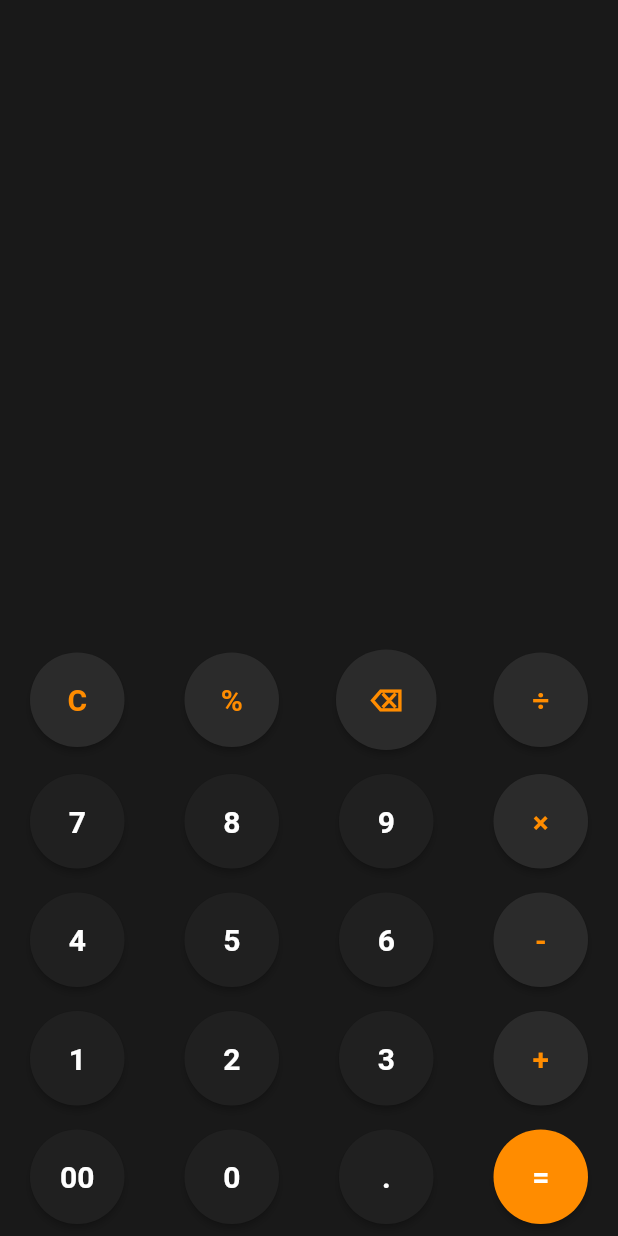
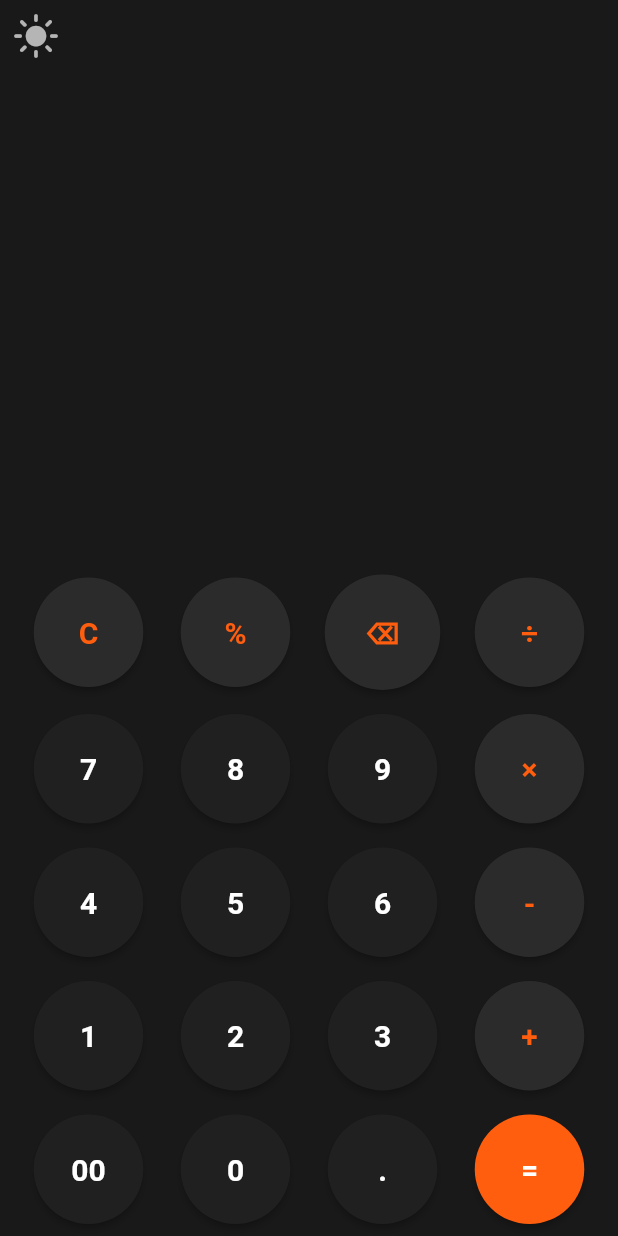
Before and after one commit to dushyant-sharma937/calculator_apk, a Flutter app: the screen it shows after launch, on a phone screen of 412 x 824 dp. Run offline on Flutter 3.47's test engine with Material 2 defaults, Android fonts, the phone set to English and light mode, and no system bars; our stand-ins replace math_expressions.

Commit message:
Added light and dark theme option

```diff
--- a/lib/colors.dart
+++ b/lib/colors.dart
@@ -1,5 +1,7 @@
 import 'package:flutter/material.dart';
 
 const buttonColor = Color.fromRGBO(32, 32, 32, 1);
+const buttonColorLt = Color.fromRGBO(198, 198, 198, 1);
 const operatorColor = Color.fromRGBO(43, 43, 43, 1);
-const highlightColor = Color.fromRGBO(255, 140, 0, 1);
+const operatorColorLt = Color.fromRGBO(230, 230, 230, 1);
+const highlightColor = Color.fromRGBO(255, 94, 14, 1);
--- a/lib/main.dart
+++ b/lib/main.dart
@@ -1,4 +1,4 @@
-import 'dart:math';
+import 'package:flutter/cupertino.dart';
 import 'package:flutter/material.dart';
 import 'package:math_expressions/math_expressions.dart';
 import 'colors.dart';
@@ -35,6 +35,7 @@ class _CalculatorAppState extends State<CalculatorApp> {
   var outputSize = 34.0;
   bool hideInput = false;
   var outputOpacity = 0.7;
+  bool lightTheme = false;
 
   onButtonPressed(value) {
     if (value == 'C') {
@@ -74,8 +75,32 @@ class _CalculatorAppState extends State<CalculatorApp> {
   @override
   Widget build(BuildContext context) {
     return Scaffold(
-      backgroundColor: const Color.fromRGBO(25, 25, 25, 1),
-      body: Column(children: [
+      backgroundColor: lightTheme
+          ? const Color.fromARGB(255, 225, 225, 225)
+          : const Color.fromRGBO(25, 25, 25, 1),
+      body: SafeArea(
+        child: Column(children: [
+          Row(
+            children: [
+              IconButton(
+                  onPressed: () {
+                    setState(() {
+                      lightTheme = !lightTheme;
+                    });
+                  },
+                  icon: lightTheme
+                      ? const Icon(
+                          CupertinoIcons.sun_max_fill,
+                          color: Color.fromARGB(255, 109, 109, 109),
+                          size: 32,
+                        )
+                      : const Icon(
+                          CupertinoIcons.sun_max_fill,
+                          color: Color.fromARGB(207, 217, 217, 217),
+                          size: 32,
+                        )),
+            ],
+          ),
           Expanded(
             child: Container(
               margin: const EdgeInsetsDirectional.only(bottom: 30),
@@ -87,86 +112,152 @@ class _CalculatorAppState extends State<CalculatorApp> {
                 children: [
                   Text(
                     hideInput ? "" : input,
-                  style: const TextStyle(fontSize: 48, color: Colors.white),
+                    style: TextStyle(
+                        fontSize: 48,
+                        color: lightTheme ? Colors.black : Colors.white),
                   ),
                   const SizedBox(
-                  height: 50,
+                    height: 40,
                   ),
                   Text(
                     output,
                     style: TextStyle(
                         fontSize: outputSize,
-                      color: Colors.white.withOpacity(outputOpacity)),
+                        color: lightTheme
+                            ? Colors.black.withOpacity(outputOpacity)
+                            : Colors.white.withOpacity(outputOpacity)),
                   ),
                   const SizedBox(
-                  height: 30,
+                    height: 10,
                   )
                 ],
               ),
             ),
           ),
-        Row(
+          Padding(
+            padding: const EdgeInsets.symmetric(horizontal: 10),
+            child: Row(
               children: [
                 normalbutton(
                     text: 'C',
                     tColor: highlightColor,
-                buttonBgColor: operatorColor),
+                    buttonBgColor:
+                        lightTheme ? operatorColorLt : operatorColor),
                 normalbutton(
                     text: '%',
                     tColor: highlightColor,
-                buttonBgColor: operatorColor),
+                    buttonBgColor:
+                        lightTheme ? operatorColorLt : operatorColor),
                 normalbutton(
                     text: '⌫',
                     tColor: highlightColor,
-                buttonBgColor: operatorColor),
+                    buttonBgColor:
+                        lightTheme ? operatorColorLt : operatorColor),
                 normalbutton(
                     text: '÷',
                     tColor: highlightColor,
-                buttonBgColor: operatorColor),
+                    buttonBgColor:
+                        lightTheme ? operatorColorLt : operatorColor),
               ],
             ),
-        Row(
+          ),
+          Padding(
+            padding: const EdgeInsets.symmetric(horizontal: 10),
+            child: Row(
               children: [
-            normalbutton(text: 7),
-            normalbutton(text: 8),
-            normalbutton(text: 9),
+                normalbutton(
+                    text: 7,
+                    buttonBgColor: lightTheme ? buttonColorLt : buttonColor,
+                    tColor: lightTheme ? Colors.black : Colors.white),
+                normalbutton(
+                    text: 8,
+                    buttonBgColor: lightTheme ? buttonColorLt : buttonColor,
+                    tColor: lightTheme ? Colors.black : Colors.white),
+                normalbutton(
+                    text: 9,
+                    buttonBgColor: lightTheme ? buttonColorLt : buttonColor,
+                    tColor: lightTheme ? Colors.black : Colors.white),
                 normalbutton(
                     text: '×',
                     tColor: highlightColor,
-                buttonBgColor: operatorColor),
+                    buttonBgColor:
+                        lightTheme ? operatorColorLt : operatorColor),
               ],
             ),
-        Row(
+          ),
+          Padding(
+            padding: const EdgeInsets.symmetric(horizontal: 10),
+            child: Row(
               children: [
-            normalbutton(text: 4),
-            normalbutton(text: 5),
-            normalbutton(text: 6),
+                normalbutton(
+                    text: 4,
+                    buttonBgColor: lightTheme ? buttonColorLt : buttonColor,
+                    tColor: lightTheme ? Colors.black : Colors.white),
+                normalbutton(
+                    text: 5,
+                    buttonBgColor: lightTheme ? buttonColorLt : buttonColor,
+                    tColor: lightTheme ? Colors.black : Colors.white),
+                normalbutton(
+                    text: 6,
+                    buttonBgColor: lightTheme ? buttonColorLt : buttonColor,
+                    tColor: lightTheme ? Colors.black : Colors.white),
                 normalbutton(
                     text: '-',
                     tColor: highlightColor,
-                buttonBgColor: operatorColor),
+                    buttonBgColor:
+                        lightTheme ? operatorColorLt : operatorColor),
               ],
             ),
-        Row(
+          ),
+          Padding(
+            padding: const EdgeInsets.symmetric(horizontal: 10),
+            child: Row(
               children: [
-            normalbutton(text: 1),
-            normalbutton(text: 2),
-            normalbutton(text: 3),
+                normalbutton(
+                    text: 1,
+                    buttonBgColor: lightTheme ? buttonColorLt : buttonColor,
+                    tColor: lightTheme ? Colors.black : Colors.white),
+                normalbutton(
+                    text: 2,
+                    buttonBgColor: lightTheme ? buttonColorLt : buttonColor,
+                    tColor: lightTheme ? Colors.black : Colors.white),
+                normalbutton(
+                    text: 3,
+                    buttonBgColor: lightTheme ? buttonColorLt : buttonColor,
+                    tColor: lightTheme ? Colors.black : Colors.white),
                 normalbutton(
                     text: '+',
                     tColor: highlightColor,
-                buttonBgColor: operatorColor),
+                    buttonBgColor:
+                        lightTheme ? operatorColorLt : operatorColor),
               ],
             ),
-        Row(
+          ),
+          Padding(
+            padding: const EdgeInsets.symmetric(horizontal: 10),
+            child: Row(
               children: [
-            normalbutton(text: '00'),
-            normalbutton(text: 0),
-            normalbutton(text: '.'),
-            normalbutton(text: '=', buttonBgColor: highlightColor),
+                normalbutton(
+                    text: '00',
+                    buttonBgColor: lightTheme ? buttonColorLt : buttonColor,
+                    tColor: lightTheme ? Colors.black : Colors.white),
+                normalbutton(
+                    text: 0,
+                    buttonBgColor: lightTheme ? buttonColorLt : buttonColor,
+                    tColor: lightTheme ? Colors.black : Colors.white),
+                normalbutton(
+                    text: '.',
+                    buttonBgColor: lightTheme ? buttonColorLt : buttonColor,
+                    tColor: lightTheme ? Colors.black : Colors.white),
+                normalbutton(
+                    text: '=',
+                    buttonBgColor: highlightColor,
+                    tColor: lightTheme ? Colors.black : Colors.white),
               ],
             ),
+          ),
         ]),
+      ),
     );
   }
 
@@ -178,7 +269,7 @@ class _CalculatorAppState extends State<CalculatorApp> {
         child: ElevatedButton(
           onPressed: () => onButtonPressed(text),
           style: ElevatedButton.styleFrom(
-                padding: const EdgeInsets.all(20),
+              padding: const EdgeInsets.all(25),
               shape: const CircleBorder(eccentricity: 0),
               backgroundColor: buttonBgColor),
           child: Text(
@@ -188,7 +279,8 @@ class _CalculatorAppState extends State<CalculatorApp> {
               color: tColor,
               fontWeight: FontWeight.bold,
             ),
-            )),
+          ),
+        ),
       ),
     );
   }
```
Lines whose indentation alone changed are shown as unchanged.
